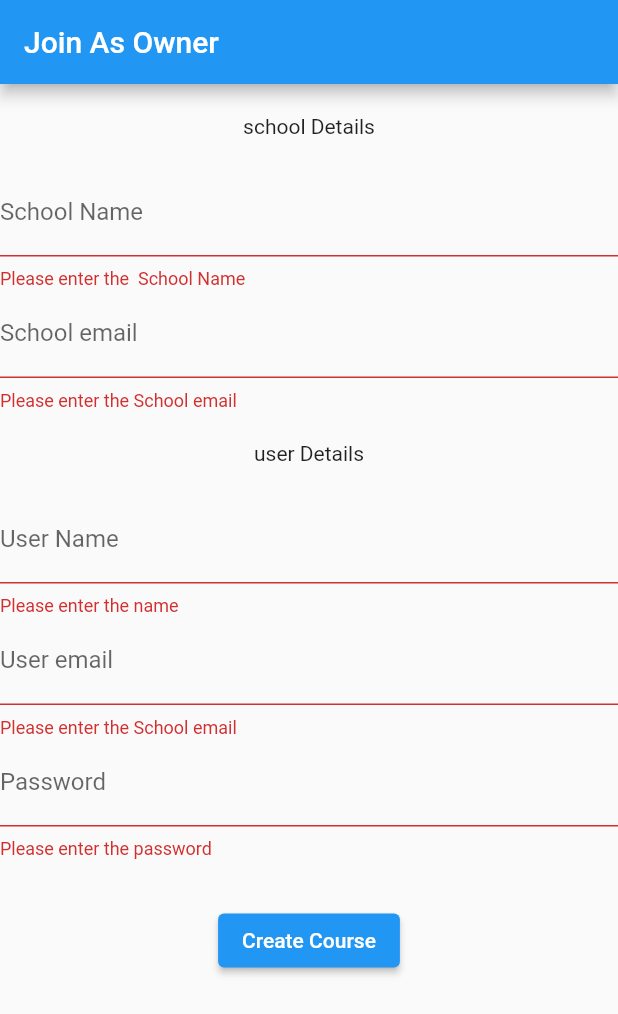
After one commit to schedule-board/app, a Flutter app: the JoinAsOwner screen opened by its route, after a tap on "Create Course", on a phone screen of 412 x 824 dp. The commit adds this screen. Shown: the top 1014 px of the screen. Run offline on Flutter 3.47's test engine with Material 2 defaults, Android fonts, the phone set to English and light mode, and no system bars; our stand-ins replace flutter_bloc, go_router, percent_indicator.

Commit message:
basic UI for join_as_owner page

```diff
--- /dev/null
+++ b/lib/auth/screens/join_as_owner.dart
@@ -0,0 +1,141 @@
+import 'package:flutter/material.dart';
+
+class JoinAsOwner extends StatelessWidget {
+  final _formKey = GlobalKey<FormState>();
+  final TextEditingController _schoolNameController = TextEditingController();
+  final TextEditingController _shoolEmailController = TextEditingController();
+  final TextEditingController _userNameController = TextEditingController();
+  final TextEditingController _userEmailController = TextEditingController();
+  final TextEditingController _passwordController = TextEditingController();
+
+  @override
+  Widget build(BuildContext context) {
+    return Scaffold(
+      appBar: AppBar(
+        title: const Text('Join As Owner'),
+      ),
+      body: Center(
+          child: Form(
+        key: _formKey,
+        child: Column(
+          children: [
+            const Padding(padding: EdgeInsets.only(bottom: 20)),
+            const Text("school Details"),
+            const Padding(padding: EdgeInsets.only(bottom: 20)),
+            TextFormField(
+              controller: _schoolNameController,
+              decoration: const InputDecoration(
+                labelText: 'School Name',
+              ),
+              validator: (value) {
+                if (value == null || value.isEmpty) {
+                  return 'Please enter the  School Name';
+                }
+                if (value.length < 3) {
+                  return 'Please enter a valid School Name';
+                }
+                return null;
+              },
+            ),
+            TextFormField(
+              controller: _shoolEmailController,
+              keyboardType: TextInputType.emailAddress,
+              decoration: const InputDecoration(
+                labelText: 'School email',
+              ),
+              validator: (value) {
+                RegExp emailRegex =
+                    RegExp(r'^[A-Za-z0-9._%+-]+@[A-Za-z0-9.-]+\.[A-Za-z]{2,}$');
+                if (value == null || value.isEmpty) {
+                  return 'Please enter the School email';
+                }
+                if (!emailRegex.hasMatch(value)) {
+                  return 'Please enter a valid email';
+                }
+                return null;
+              },
+            ),
+            const Padding(padding: EdgeInsets.only(bottom: 20)),
+            const Text("user Details"),
+            const Padding(padding: EdgeInsets.only(bottom: 20)),
+            TextFormField(
+              controller: _userNameController,
+              decoration: const InputDecoration(
+                labelText: 'User Name',
+              ),
+              validator: (value) {
+                if (value == null || value.isEmpty) {
+                  return 'Please enter the name';
+                }
+
+                if (value.length < 3) {
+                  return 'Please enter a valid name';
+                }
+
+                return null;
+              },
+            ),
+            TextFormField(
+              controller: _userEmailController,
+              decoration: const InputDecoration(
+                labelText: 'User email',
+              ),
+              keyboardType: TextInputType.number,
+              validator: (value) {
+                RegExp emailRegex =
+                    RegExp(r'^[A-Za-z0-9._%+-]+@[A-Za-z0-9.-]+\.[A-Za-z]{2,}$');
+                if (value == null || value.isEmpty) {
+                  return 'Please enter the School email';
+                }
+                if (!emailRegex.hasMatch(value)) {
+                  return 'Please enter a valid email';
+                }
+                return null;
+              },
+            ),
+            TextFormField(
+              controller: _passwordController,
+              keyboardType: TextInputType.number,
+              decoration: const InputDecoration(
+                labelText: 'Password',
+              ),
+              validator: (value) {
+                if (value == null || value.isEmpty) {
+                  return 'Please enter the password';
+                }
+
+                if (value.length < 8) {
+                  return 'only 8 digit password allowed';
+                }
+
+                return null;
+              },
+            ),
+            const Padding(padding: EdgeInsets.only(bottom: 30)),
+            ElevatedButton(
+              onPressed: () {
+                if (_formKey.currentState!.validate()) {
+                  // Form is valid, perform desired actions here
+                  final shoolName = _schoolNameController.text;
+                  final schoolEmail = _shoolEmailController.text;
+                  final userName = _userNameController.text;
+                  final userEmail = _userEmailController.text;
+                  final password = int.parse(_passwordController.text);
+
+                  // Do something with the form data (e.g., save to database)
+                  print('school Name : $shoolName');
+                  print('school Email: $schoolEmail');
+
+                  print('user Name: $userName');
+                  print('user Email: $userEmail');
+                  print('password: $password');
+                }
+              },
+              child: const Text('Create Course'),
+            ),
+          ],
+        ),
+      )),
+    );
+  }
+}
--- a/lib/main.dart
+++ b/lib/main.dart
@@ -7,6 +7,7 @@ import 'package:schedule/ui/login_view.dart';
 import 'package:schedule/ui/signup.dart';
 import 'package:schedule/ui/subject_detail.dart';
 import 'package:schedule/course/screens/screens.dart';
+import 'package:schedule/auth/screens/join_as_owner.dart';
 
 // import 'announcement.dart';
 
@@ -49,6 +50,11 @@ class MyApp extends StatelessWidget {
         path: '/createCourse',
         builder: (context, state) => CreateCourseScreen(),
       ),
+      GoRoute(
+        path: '/JoinAsOwner',
+        builder: (context, state) =>  JoinAsOwner(),
+      ),
+
     ],
   );
 
```
